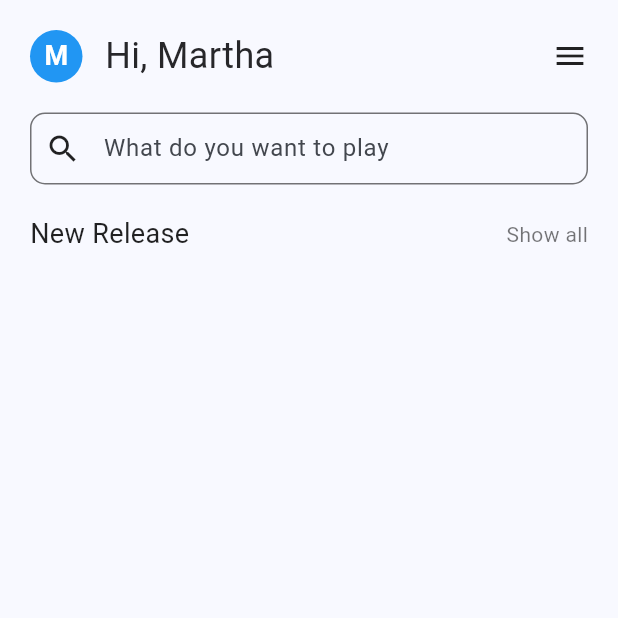
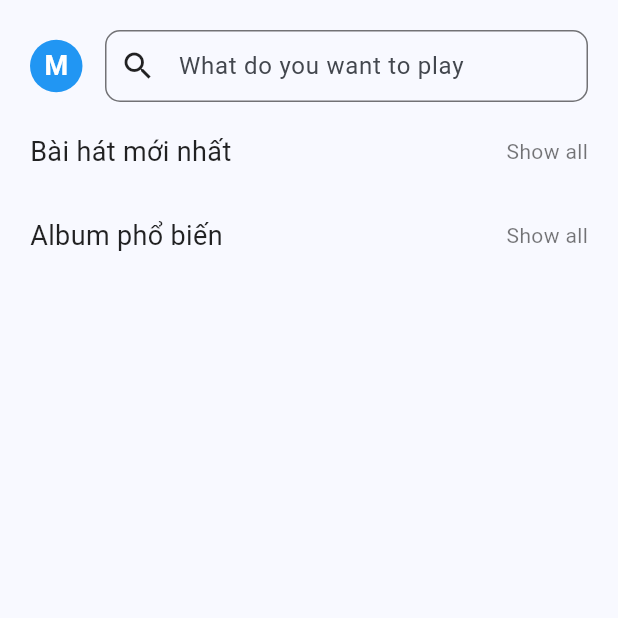
Before and after one commit to nobody94/flutter_music_app, a Flutter app: the screen it shows after launch, on a phone screen of 412 x 824 dp, the top half of it. Run offline on Flutter 3.47's test engine with Material 3 defaults, Android fonts, the phone set to English and light mode, and no system bars; missing offline and left inert: spotify.

Commit message:
play list

```diff
--- a/lib/screen/home/home.dart
+++ b/lib/screen/home/home.dart
@@ -1,5 +1,5 @@
 import 'package:first_app/screen/home/home_header.dart';
-import 'package:first_app/screen/home/search.dart';
+import 'package:first_app/screen/playlist/featured_playlist.dart';
 import 'package:first_app/screen/playlist/new_release.dart';
 import 'package:flutter/material.dart';
 
@@ -13,15 +13,15 @@ class HomePage extends StatefulWidget {
 class _HomePageState extends State<HomePage> {
   @override
   Widget build(BuildContext context) {
-    return  Scaffold(
+    return  const Scaffold(
       body: SafeArea(
         child: SingleChildScrollView(
           child: Column(
             crossAxisAlignment: CrossAxisAlignment.start,
             children: [
-              const HomeHeader(),
-              Search(),
-              const NewRelease()
+              HomeHeader(),
+              NewRelease() ,
+              FeaturedPlaylist()
             ],
           ),
         ),
--- a/lib/screen/home/home_header.dart
+++ b/lib/screen/home/home_header.dart
@@ -1,3 +1,4 @@
+import 'package:first_app/screen/home/search.dart';
 import 'package:flutter/material.dart';
 
 class HomeHeader extends StatelessWidget {
@@ -10,8 +11,6 @@ class HomeHeader extends StatelessWidget {
         margin: const EdgeInsets.only(top:20),
         child: Row(
           mainAxisAlignment: MainAxisAlignment.spaceBetween,
-          children: [
-            Row(
           children: [
             Container(
                 width: 35.0,
@@ -27,16 +26,7 @@ class HomeHeader extends StatelessWidget {
                   ),
                 )),
             const SizedBox(width: 15),
-                const Text(
-                  'Hi, Martha',
-                  style: TextStyle(fontSize: 24),
-                )
-              ]
-            ),
-            GestureDetector(
-              child: const Icon(Icons.menu),
-              onTap: () {},
-            )
+            Search(),
           ],
         ),
       );
--- a/lib/screen/home/search.dart
+++ b/lib/screen/home/search.dart
@@ -11,10 +11,8 @@ class Search extends StatelessWidget {
   );
   @override
   Widget build(BuildContext context) {
-    return Container(
-      padding:const EdgeInsets.symmetric(horizontal: 20),
-      margin: const EdgeInsets.only(top:20),
-      child: Stack(
+    return Expanded(
+      child:Stack(
         alignment: Alignment.center,
         children: [
           TextField(
--- /dev/null
+++ b/lib/screen/playlist/featured_playlist.dart
@@ -0,0 +1,36 @@
+import 'package:first_app/api/api.dart';
+import 'package:first_app/screen/playlist/playlist.dart';
+import 'package:flutter/material.dart';
+import 'package:spotify/spotify.dart';
+
+class FeaturedPlaylist extends StatefulWidget {
+  const FeaturedPlaylist({super.key});
+
+  @override
+  State<FeaturedPlaylist> createState() => _FeaturedPlaylistState();
+}
+
+class _FeaturedPlaylistState extends State<FeaturedPlaylist> {
+  List<PlayType> listAlbum = [];
+
+  fetchAlbum() async {
+    final album = await SpotifyCredentials.spotify.albums.list(['5pSk3c3wVwnb2arb6ohCPU','1c4nTHI2hreFeF5P37wf4f','5NODJ4FZWvaLLiFd554kLI','0eSbsl3j8jz96LC2NCLPc4','4tHnhcKAaAaD83UfrTvUPt']);
+    for (var a in album) {
+      setState(() {
+        listAlbum.add(PlayType(id: a.id!, name: a.name!, images: a.images!.map((m)=> m.url!).toList(),artist: a.artists!.map((t)=> ArtistType(id:t.id!,name: t.name!)).toList(), type: a.type! ));
+      });
+    }
+  }
+
+  @override
+  void initState() {
+    // TODO: implement initState
+    super.initState();
+    fetchAlbum();
+  }
+
+  @override
+  Widget build(BuildContext context) {
+    return  PlayList(listChild:listAlbum,title:'Album phổ biến');
+  }
+}
--- a/lib/screen/playlist/new_release.dart
+++ b/lib/screen/playlist/new_release.dart
@@ -33,6 +33,6 @@ class _NewReleaseState extends State<NewRelease> {
 
   @override
   Widget build(BuildContext context) {
-    return  PlayList(listChild:listAlbum,title:'New Release');
+    return  PlayList(listChild:listAlbum,title:'Bài hát mới nhất');
   }
 }
--- a/lib/screen/playlist/playlist.dart
+++ b/lib/screen/playlist/playlist.dart
@@ -51,6 +51,7 @@ class ListHeader extends StatelessWidget {
   }
 }
 
+// ignore: must_be_immutable
 class ListWrapper extends StatelessWidget {
   ListWrapper({super.key,required this.listChild});
 
```
Lines whose indentation alone changed are shown as unchanged.
